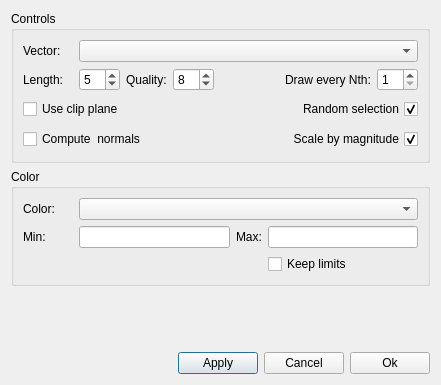
Before: the Qt Designer form ElmerGUI/vtkpost/vector.ui in tehnick/elmerfem, drawn with Qt 5.
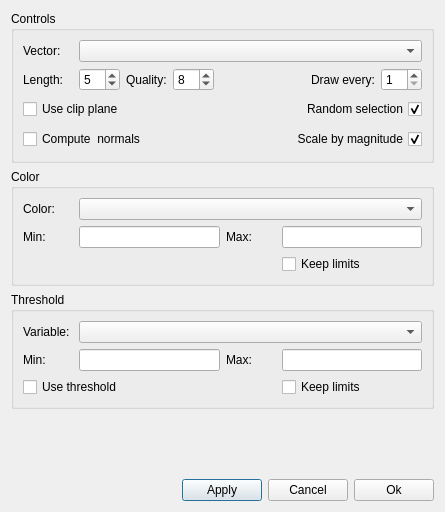
After: the same form once the commit is applied. Icons and pictures are not drawn.

Commit message: ElmerGUI: Added threshold variable for vectors in vtkpost

The edit to the form file:
```diff
--- a/ElmerGUI/vtkpost/vector.ui
+++ b/ElmerGUI/vtkpost/vector.ui
@@ -6,7 +6,7 @@
     <x>0</x>
     <y>0</y>
     <width>441</width>
-    <height>385</height>
+    <height>512</height>
    </rect>
   </property>
   <property name="windowTitle" >
@@ -140,7 +140,7 @@
         <item>
          <widget class="QLabel" name="drawEveryNthLabel" >
           <property name="text" >
-           <string>Draw every Nth:</string>
+           <string>Draw every:</string>
           </property>
          </widget>
         </item>
@@ -308,6 +308,12 @@
         </item>
         <item row="0" column="2" >
          <widget class="QLabel" name="maxLabel" >
+          <property name="minimumSize" >
+           <size>
+            <width>50</width>
+            <height>0</height>
+           </size>
+          </property>
           <property name="text" >
            <string>Max:</string>
           </property>
@@ -335,6 +341,112 @@
      </layout>
     </widget>
    </item>
+   <item>
+    <widget class="QGroupBox" name="thresholdGroup" >
+     <property name="title" >
+      <string>Threshold</string>
+     </property>
+     <layout class="QVBoxLayout" >
+      <item>
+       <layout class="QHBoxLayout" >
+        <item>
+         <widget class="QLabel" name="thresholdVariableLabel" >
+          <property name="minimumSize" >
+           <size>
+            <width>50</width>
+            <height>0</height>
+           </size>
+          </property>
+          <property name="maximumSize" >
+           <size>
+            <width>50</width>
+            <height>16777215</height>
+           </size>
+          </property>
+          <property name="text" >
+           <string>Variable:</string>
+          </property>
+         </widget>
+        </item>
+        <item>
+         <widget class="QComboBox" name="thresholdCombo" >
+          <property name="maximumSize" >
+           <size>
+            <width>16777215</width>
+            <height>24</height>
+           </size>
+          </property>
+         </widget>
+        </item>
+       </layout>
+      </item>
+      <item>
+       <layout class="QGridLayout" >
+        <item row="0" column="0" >
+         <widget class="QLabel" name="thresholdMinLabel" >
+          <property name="minimumSize" >
+           <size>
+            <width>50</width>
+            <height>0</height>
+           </size>
+          </property>
+          <property name="text" >
+           <string>Min:</string>
+          </property>
+         </widget>
+        </item>
+        <item row="0" column="1" >
+         <widget class="QLineEdit" name="thresholdMin" >
+          <property name="maximumSize" >
+           <size>
+            <width>16777215</width>
+            <height>24</height>
+           </size>
+          </property>
+         </widget>
+        </item>
+        <item row="0" column="2" >
+         <widget class="QLabel" name="thresholdMaxlabel" >
+          <property name="minimumSize" >
+           <size>
+            <width>50</width>
+            <height>0</height>
+           </size>
+          </property>
+          <property name="text" >
+           <string>Max:</string>
+          </property>
+         </widget>
+        </item>
+        <item row="0" column="3" >
+         <widget class="QLineEdit" name="thresholdMax" >
+          <property name="maximumSize" >
+           <size>
+            <width>16777215</width>
+            <height>24</height>
+           </size>
+          </property>
+         </widget>
+        </item>
+        <item row="1" column="0" colspan="2" >
+         <widget class="QCheckBox" name="useThreshold" >
+          <property name="text" >
+           <string>Use threshold</string>
+          </property>
+         </widget>
+        </item>
+        <item row="1" column="3" >
+         <widget class="QCheckBox" name="keepThresholdLimits" >
+          <property name="text" >
+           <string>Keep limits</string>
+          </property>
+         </widget>
+        </item>
+       </layout>
+      </item>
+     </layout>
+    </widget>
+   </item>
    <item>
     <spacer>
      <property name="orientation" >
@@ -342,7 +454,7 @@
      </property>
      <property name="sizeHint" >
       <size>
-       <width>418</width>
+       <width>423</width>
        <height>16</height>
       </size>
      </property>
```
The commit also changes 3 other files.
